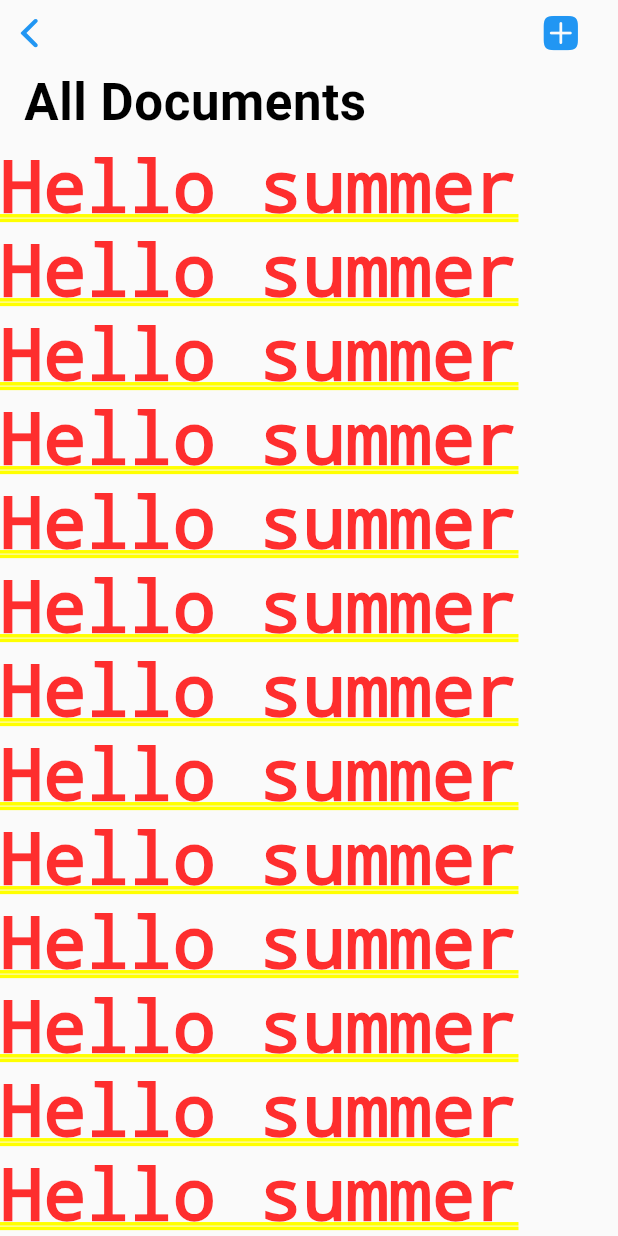
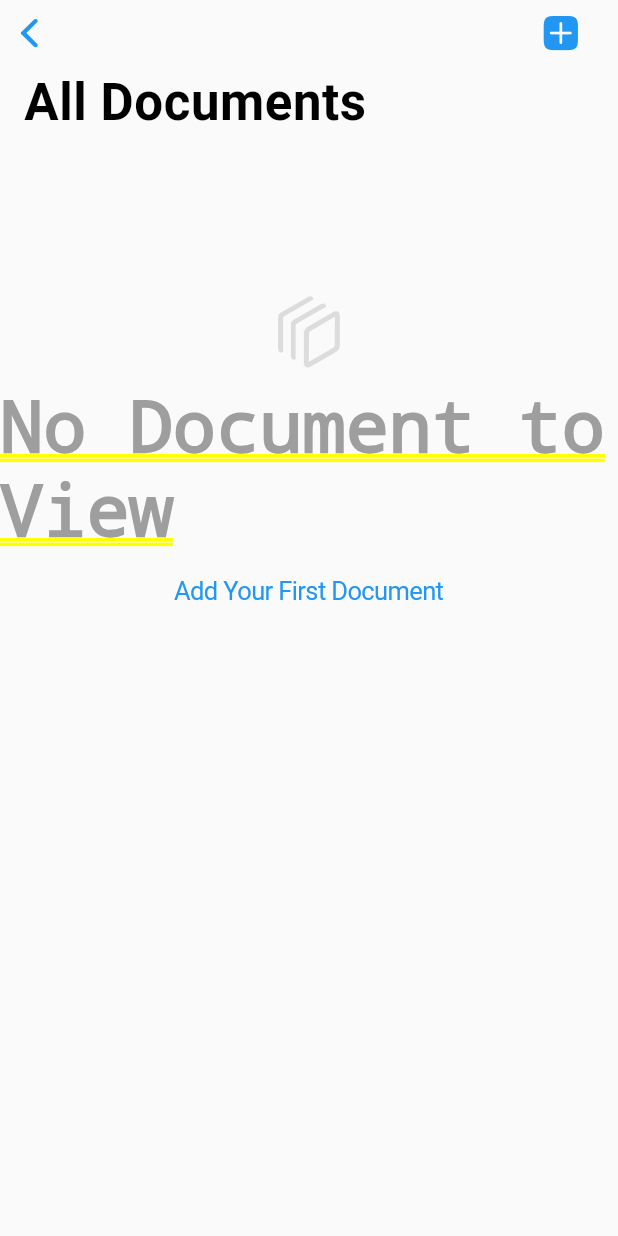
Before and after one commit to dzzirima/myCert, a Flutter app: the AllDocuments screen opened directly, on a phone screen of 412 x 824 dp. Run offline on Flutter 3.47's test engine with Material 2 defaults, Android fonts, the phone set to English and light mode, and no system bars; our stand-ins replace file_picker, focused_menu, google_fonts; missing offline and left inert: at_client, at_client_mobile, at_commons, at_demo_data, at_server_status, flutter_document_picker and 1 more.

Commit message:
no document tile added

```diff
--- a/lib/widgets/ALLDocuments.dart
+++ b/lib/widgets/ALLDocuments.dart
@@ -1,6 +1,7 @@
 import 'package:flutter/cupertino.dart';
 import 'package:flutter/material.dart';
 import 'package:my_cert/screens/AddDocument.dart';
+import 'package:my_cert/widgets/NoDocument.dart';
 
 
 class AllDocuments extends StatelessWidget {
@@ -32,8 +33,9 @@ class AllDocuments extends StatelessWidget {
           ),
           SliverList(
               delegate: SliverChildListDelegate([
-                for(var i = 0 ; i < 100 ; i++)
-                  Text("Hello summer")
+                NoDocument()
+                // for(var i = 0 ; i < 100 ; i++)
+                //   Text("Hello summer")
 
               ]))
         ],
--- /dev/null
+++ b/lib/widgets/NoDocument.dart
@@ -0,0 +1,37 @@
+import 'package:flutter/cupertino.dart';
+import'package:flutter/material.dart';
+import 'package:my_cert/screens/AddDocument.dart';
+
+class NoDocument extends StatelessWidget {
+  const NoDocument({Key key}) : super(key: key);
+
+  @override
+  Widget build(BuildContext context) {
+    return Container(
+      child: Column(
+        children: [
+          SizedBox(height: 100.0,),
+          Icon(
+            CupertinoIcons.square_stack_3d_down_right,
+            color: Colors.black12,
+            size: 50,
+          ),
+          SizedBox(height: 10.0),
+          Text(
+            "No Document to View",
+            style: TextStyle(color: Colors.grey),
+          ),
+          CupertinoButton(child: Text("Add Your First Document"),
+              onPressed:(){
+                Navigator.push(
+                    context,
+                    MaterialPageRoute(
+                      // builder: (BuildContext context) =>DocumentDetailScreen(document: doc),
+                      builder: (BuildContext context) =>AddDocument(),
+                    ));
+              })
+        ],
+      ),
+    );
+  }
+}
```
